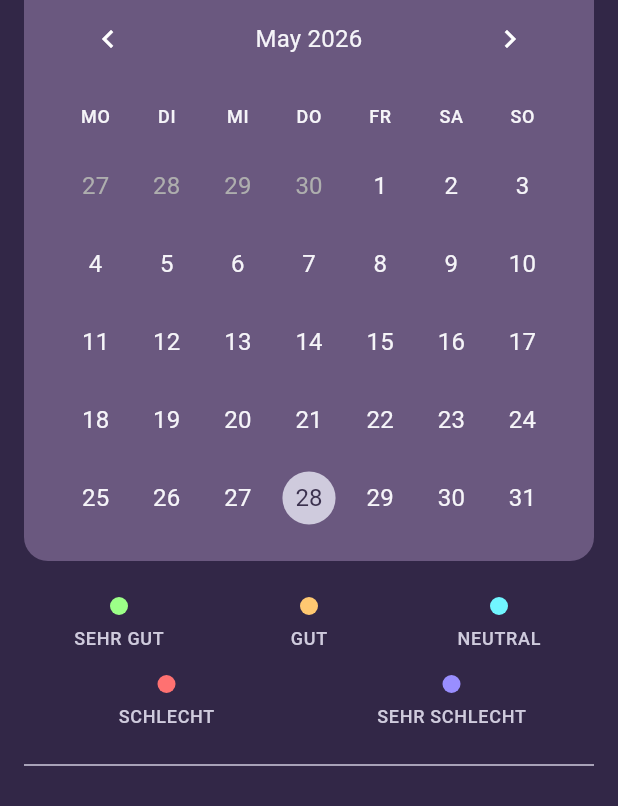
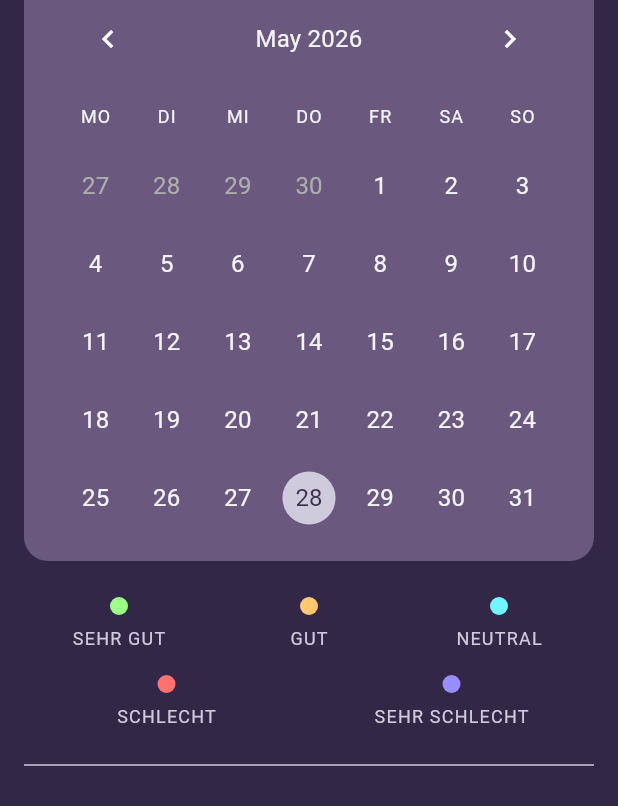
Before and after one commit to Bayoura/evening-flow, a Flutter app: the screen it shows after launch, item 3 of the bottom bar chosen, on a phone screen of 412 x 824 dp. Shown: the part 249-1055 px from the top of the screen. Run offline on Flutter 3.47's test engine with Material 3 defaults, Android fonts, the phone set to English and light mode, and no system bars; drawn by our look-alikes of table_calendar; our stand-ins replace cloud_firestore, firebase_core, flutter_svg; accounts and stored records are empty; Roboto replaces fonts that are missing (JakartaPlusSans).

Commit message:
Improve text style for details

```diff
--- a/lib/constants/text_styles.dart
+++ b/lib/constants/text_styles.dart
@@ -87,8 +87,8 @@ class AppTextStyles {
   static const TextStyle detail = TextStyle(
     fontFamily: _fontFamily,
     fontSize: 12,
-    fontWeight: FontWeight.w500,
+    fontWeight: FontWeight.w400,
     height: 1.33,
-    letterSpacing: 0.48,
+    letterSpacing: 0.8,
   );
 }
```
